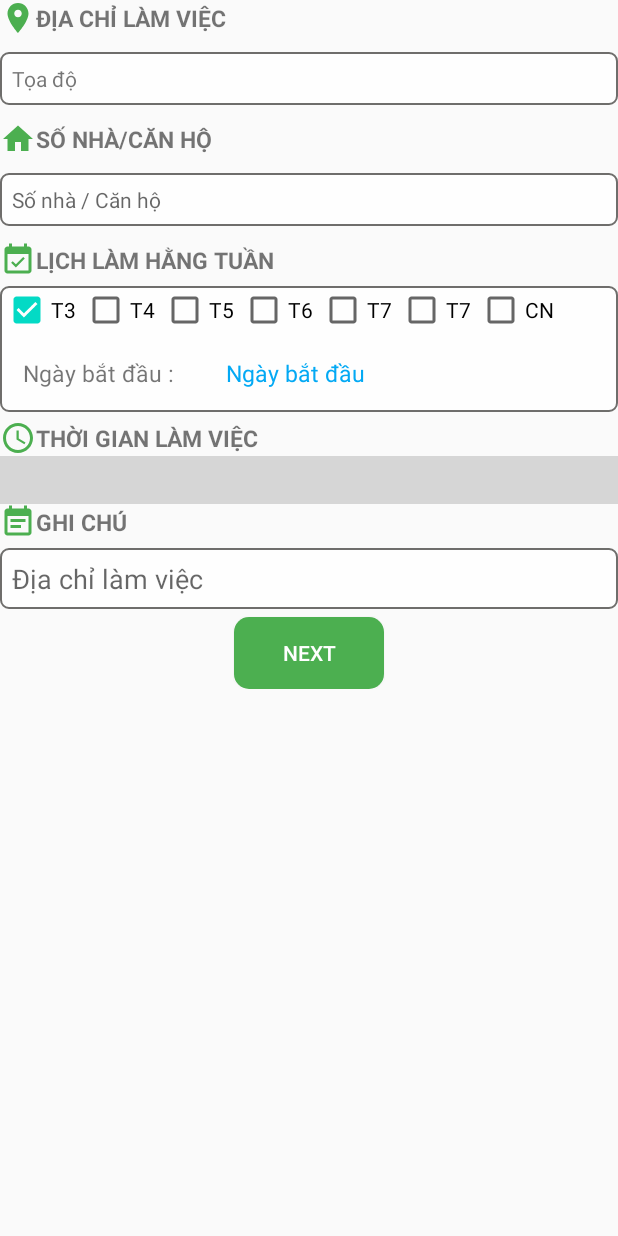
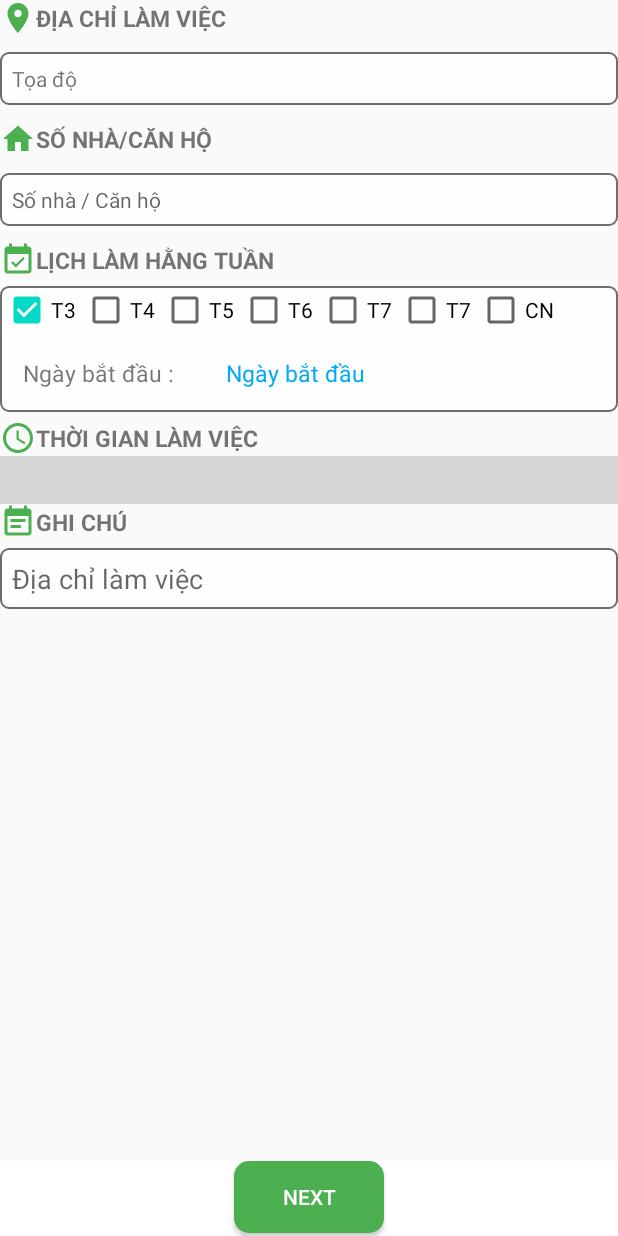
Before and after one commit to min6390/JVLite, an Android app: the layout activity_periodically.xml on its own in the app's theme, with its tools: preview values and no code run, on a phone screen of 412 x 824 dp. Run offline under Robolectric (Android 15) with nearby library versions, the phone set to English and light mode, and no system bars; grey boxes are pictures that could not be loaded.

```diff
--- a/app/src/main/AndroidManifest.xml
+++ b/app/src/main/AndroidManifest.xml
@@ -19,6 +19,7 @@
         android:roundIcon="@mipmap/ic_launcher_round"
         android:supportsRtl="true"
         android:theme="@style/AppTheme">
+        <activity android:name=".MainPACK.HomePACK.PayActivity"></activity>
         <!--
              The API key for Google Maps-based APIs is defined as a string resource.
              (See the file "res/values/google_maps_api.xml").
@@ -38,7 +39,8 @@
         <activity android:name=".MainPACK.HomePACK.PeriodicallyActivity" />
         <activity android:name=".MainPACK.HomePACK.InformationActivity" />
         <activity android:name=".LoginPack.SignInActivity" />
-        <activity android:name=".LoginPack.SignOutActivity"
+        <activity
+            android:name=".LoginPack.SignOutActivity"
             tools:ignore="DuplicateActivity" />
         <activity android:name=".MainActivity">
             <intent-filter>
--- a/app/src/main/res/layout/activity_periodically.xml
+++ b/app/src/main/res/layout/activity_periodically.xml
@@ -1,5 +1,5 @@
 <?xml version="1.0" encoding="utf-8"?>
-<LinearLayout xmlns:android="http://schemas.android.com/apk/res/android"
+<RelativeLayout xmlns:android="http://schemas.android.com/apk/res/android"
     xmlns:tools="http://schemas.android.com/tools"
     android:layout_width="match_parent"
     android:layout_height="match_parent"
@@ -7,7 +7,7 @@
     android:orientation="vertical">
     <ScrollView
         android:layout_width="match_parent"
-        android:layout_height="match_parent">
+        android:layout_height="wrap_content">
 
         <LinearLayout
             android:layout_width="match_parent"
@@ -162,16 +162,23 @@
                     android:background="@drawable/rounded_edittext"
                     android:hint="Địa chỉ làm việc"
                     android:padding="8sp" />
-
-                <Button
-                    android:id="@+id/btnNext"
-                    android:layout_width="wrap_content"
-                    android:layout_height="wrap_content"
-                    android:layout_gravity="center"
-                    android:background="@drawable/rim_button"
-                    android:text="Next"
-                    android:textColor="#FFF" />
             </LinearLayout>
         </LinearLayout>
     </ScrollView>
-</LinearLayout>
+    <RelativeLayout
+        android:layout_alignParentBottom="true"
+        android:layout_width="match_parent"
+        android:layout_height="50sp"
+        android:background="#FFF">
+        <Button
+            android:layout_centerHorizontal="true"
+            android:id="@+id/btnNext"
+            android:layout_width="wrap_content"
+            android:layout_height="wrap_content"
+            android:layout_gravity="center"
+            android:background="@drawable/rim_button"
+            android:text="Next"
+            android:textColor="#FFF" />
+    </RelativeLayout>
+
+</RelativeLayout>
```
Also changed, not shown: app/src/main/java/com/example/jvlite/MainPACK/HomePACK/PayActivity.kt (added, +13 -0 lines), app/src/main/java/com/example/jvlite/MainPACK/HomePACK/PeriodicallyActivity.kt (+11 -7 lines), app/src/main/res/layout/activity_pay.xml (added, +9 -0 lines).
